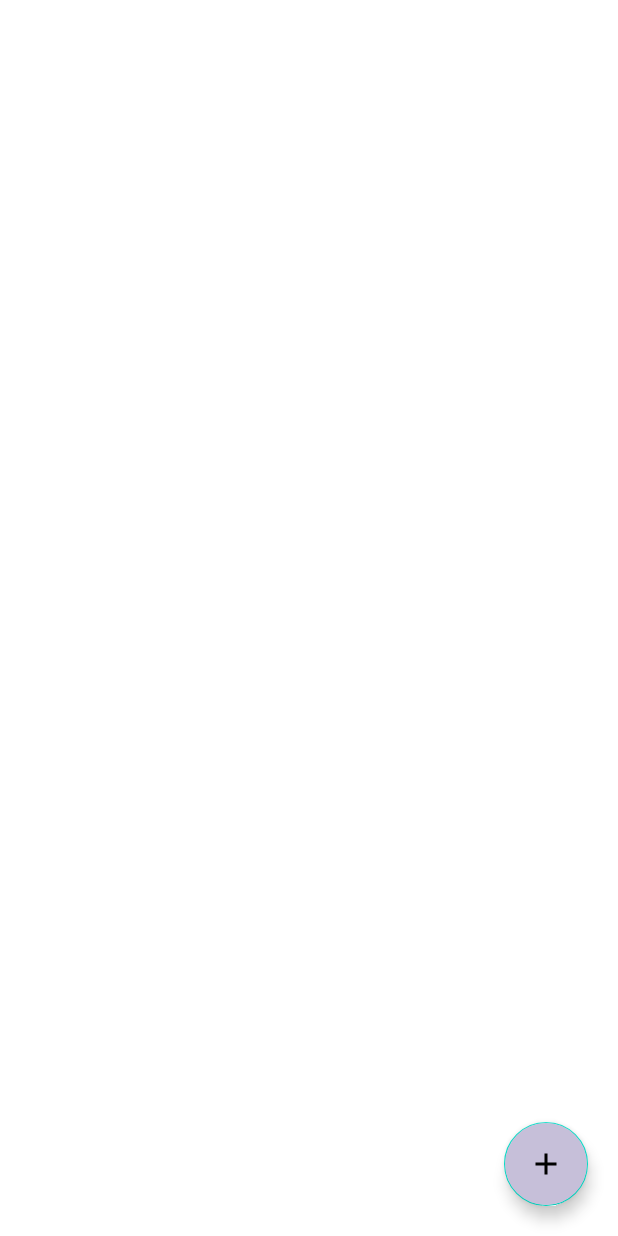
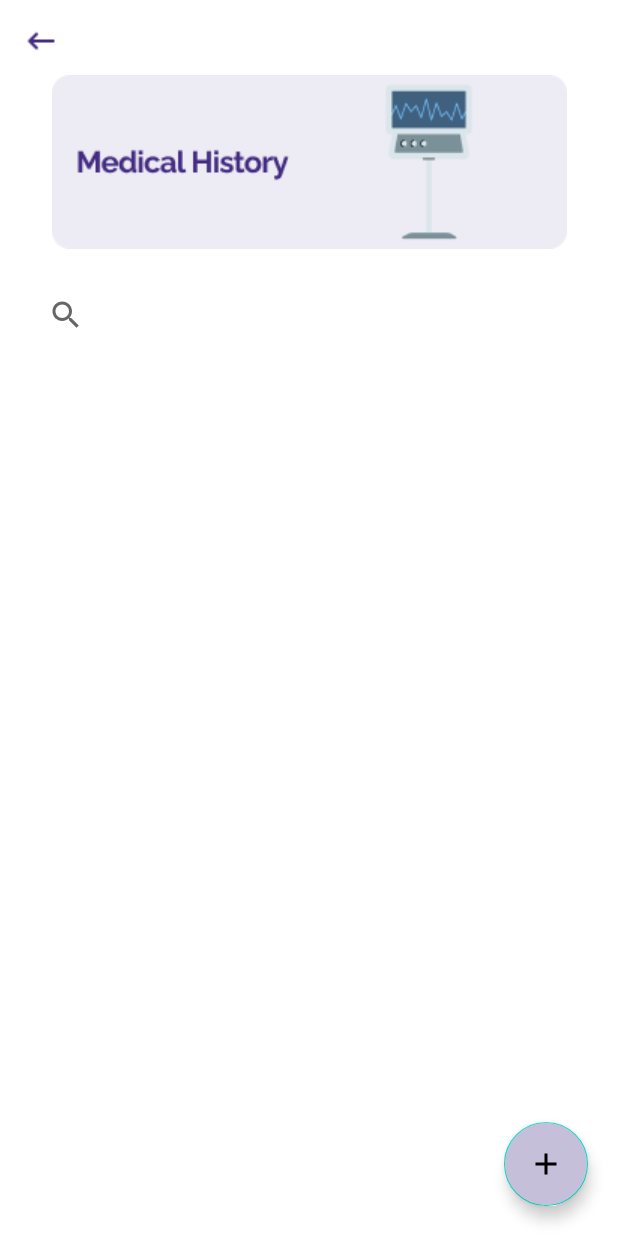
Before and after one commit to nastyavlass/PracticaPM01, an Android app: the layout activity_medical_history.xml on its own in the app's theme, with its tools: preview values and no code run, on a phone screen of 412 x 824 dp. Run offline under Robolectric (Android 15) with nearby library versions, the light colour scheme and no system bars.

Commit message:
начала делать медицинскую историю

```diff
--- a/app/build.gradle
+++ b/app/build.gradle
@@ -40,7 +40,11 @@ dependencies {
     implementation 'androidx.appcompat:appcompat:1.4.0'
     implementation 'com.google.android.material:material:1.4.0'
     implementation 'androidx.constraintlayout:constraintlayout:2.1.2'
+    implementation 'androidx.legacy:legacy-support-v4:1.0.0'
+    implementation 'androidx.room:room-common:2.2.6'
     testImplementation 'junit:junit:4.+'
     androidTestImplementation 'androidx.test.ext:junit:1.1.3'
     androidTestImplementation 'androidx.test.espresso:espresso-core:3.4.0'
+
+
 }
--- a/app/src/main/AndroidManifest.xml
+++ b/app/src/main/AndroidManifest.xml
@@ -8,6 +8,9 @@
         android:label="@string/app_name"
         android:supportsRtl="true"
         android:theme="@style/Theme.Healther">
+        <activity
+            android:name=".MedHistActivity"
+            android:exported="true" />
         <activity
             android:name=".BuckwheatDietActivity"
             android:exported="true" />
--- a/app/src/main/res/layout/activity_medical_history.xml
+++ b/app/src/main/res/layout/activity_medical_history.xml
@@ -1,23 +1,58 @@
 <?xml version="1.0" encoding="utf-8"?>
-<FrameLayout
+<androidx.constraintlayout.widget.ConstraintLayout
     xmlns:android="http://schemas.android.com/apk/res/android"
     xmlns:app="http://schemas.android.com/apk/res-auto"
     xmlns:tools="http://schemas.android.com/tools"
     android:layout_width="match_parent"
     android:layout_height="match_parent"
     tools:context=".MedicalHistoryActivity">
+    <ImageView
+        android:id="@+id/imageBackMedHist"
+        android:layout_width="wrap_content"
+        android:layout_height="wrap_content"
+        android:layout_margin="15dp"
+        android:src="@drawable/ic_back"
+        app:layout_constraintStart_toStartOf="parent"
+        app:layout_constraintTop_toTopOf="parent"
+        android:contentDescription="@string/contentDescription"/>
+
+    <ImageView
+        android:id="@+id/imageTitleMedHist"
+        android:layout_width="wrap_content"
+        android:layout_height="wrap_content"
+        android:src="@drawable/img_menu_history"
+        android:layout_marginTop="50dp"
+        app:layout_constraintEnd_toEndOf="parent"
+        app:layout_constraintStart_toStartOf="parent"
+        app:layout_constraintTop_toTopOf="parent"
+        android:contentDescription="@string/contentDescription"/>
+    <SearchView
+        android:id="@+id/searchView"
+        android:layout_width="match_parent"
+        android:layout_height="wrap_content"
+        android:layout_margin="20dp"
+        app:layout_constraintTop_toBottomOf="@id/imageTitleMedHist"
+        app:layout_constraintStart_toStartOf="parent"/>
     <androidx.recyclerview.widget.RecyclerView
         android:id="@+id/recyclerViewMedical"
         android:layout_width="match_parent"
-        android:layout_height="match_parent"
+        android:layout_height="wrap_content"
+        app:layout_constraintTop_toBottomOf="@id/searchView"
+        app:layout_constraintStart_toStartOf="parent"
+        app:layout_constraintEnd_toEndOf="parent"
+        android:layout_margin="10dp"
         app:layoutManager="androidx.recyclerview.widget.LinearLayoutManager"/>
+
+
     <com.google.android.material.floatingactionbutton.FloatingActionButton
         android:id="@+id/buttonAdd"
         android:layout_width="wrap_content"
+        android:layout_height="wrap_content"
+        android:layout_margin="20dp"
         android:backgroundTint="@color/button"
+        android:contentDescription="@string/contentDescription"
         android:src="@drawable/ic_baseline_add"
-        android:layout_height="wrap_content"
-        android:layout_gravity="end|bottom"
-        android:layout_margin="20dp"/>
+        app:layout_constraintBottom_toBottomOf="parent"
+        app:layout_constraintEnd_toEndOf="parent" />
 
-</FrameLayout>
+</androidx.constraintlayout.widget.ConstraintLayout>
--- a/app/src/main/res/values/strings.xml
+++ b/app/src/main/res/values/strings.xml
@@ -63,4 +63,6 @@
         slags and heavy metal salts. \n The result of using the menu of one of the chocolate diet options is noticeable after 2-3 days.
         In this way, you can lose 1-5 kg of excess weight.</string>
     <string name="contentDescription">Picture</string>
+    <!-- TODO: Remove or change this placeholder text -->
+    <string name="hello_blank_fragment">Hello blank fragment</string>
 </resources>
```
Also changed, not shown: app/src/main/java/com/example/healther/MedHomeFragment.kt (added, +37 -0 lines), app/src/main/java/com/example/healther/MedicalHistory.kt (+28 -4 lines), app/src/main/java/com/example/healther/MedicalHistoryActivity.kt (+36 -23 lines), app/src/main/java/com/example/healther/dao/NoteDao.kt (added, +11 -0 lines), app/src/main/res/layout/fragment_med_home.xml (added, +20 -0 lines).
